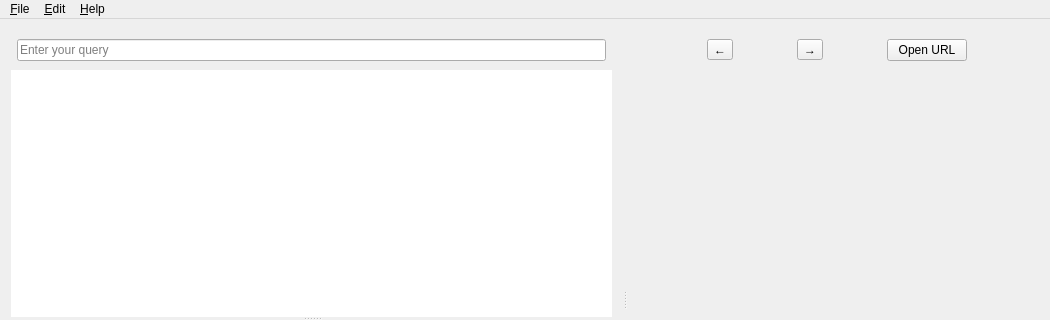
This is src/libs/ui/forms/mainwindow.ui in zealdocs/zeal as Qt 5 draws it before an edit; both pictures show x 0 to 1050 and y 0 to 320 of the 1050 by 579 pixel window. The edited form follows.
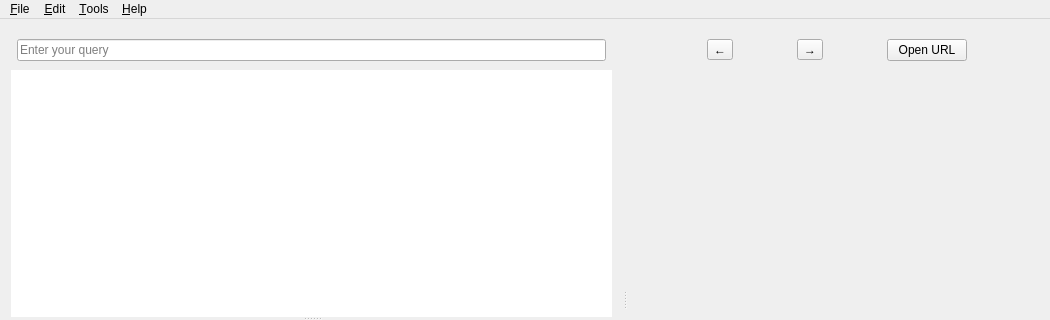
This is the edited form. Icons and pictures are not drawn. Custom widgets are drawn as their Qt base class.

Commit message: ui: Move docset management UI into a dedicated dialog (fixes #354)

Patch:
```diff
--- a/src/libs/ui/forms/mainwindow.ui
+++ b/src/libs/ui/forms/mainwindow.ui
@@ -231,8 +231,15 @@
     <addaction name="separator"/>
     <addaction name="actionPreferences"/>
    </widget>
+   <widget class="QMenu" name="menu_Tools">
+    <property name="title">
+     <string>&amp;Tools</string>
+    </property>
+    <addaction name="actionDocsets"/>
+   </widget>
    <addaction name="menuFile"/>
    <addaction name="menu_Edit"/>
+   <addaction name="menu_Tools"/>
    <addaction name="menuHelp"/>
   </widget>
   <action name="actionQuit">
```
Left out of the diff: 5 changed lines with no effect on the pictures. The commit also changes 7 other files.
